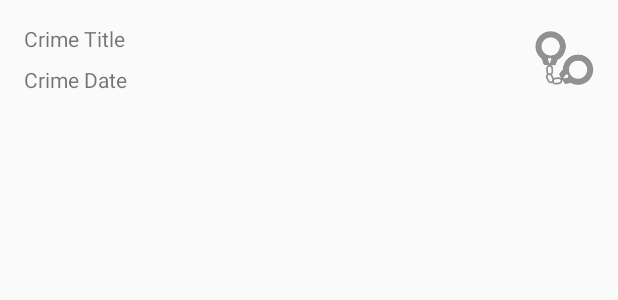
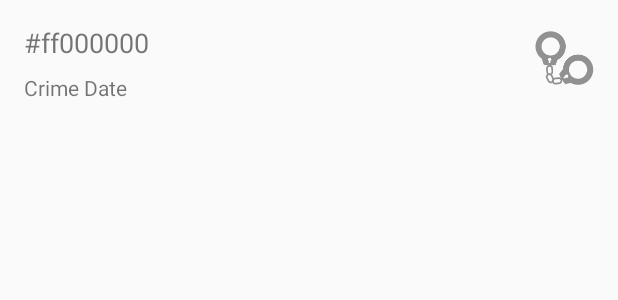
Before and after one commit to angrylobster/criminal-intent, an Android app: the layout list_item_crime.xml on its own in the app's theme, with its tools: preview values and no code run, on a phone screen of 412 x 824 dp. Shown: the top 300 px of the screen. Run offline under Robolectric (Android 15) with nearby library versions, the phone set to English and light mode, and no system bars.

```diff
--- a/app/src/main/res/layout/list_item_crime.xml
+++ b/app/src/main/res/layout/list_item_crime.xml
@@ -9,15 +9,17 @@
 
     <TextView
         android:id="@+id/crime_title"
+        android:layout_width="0dp"
         android:layout_height="wrap_content"
-        android:layout_width="0dp"
         android:layout_marginLeft="16dp"
         android:layout_marginRight="8dp"
         android:layout_marginTop="16dp"
         android:text="Crime Title"
+        android:textSize="18sp"
         app:layout_constraintLeft_toLeftOf="parent"
         app:layout_constraintRight_toLeftOf="@+id/crime_solved"
-        app:layout_constraintTop_toTopOf="parent" />
+        app:layout_constraintTop_toTopOf="parent"
+        tools:text="@android:color/black" />
 
     <TextView
         android:id="@+id/crime_date"
```
Also changed, not shown: app/src/main/java/com/example/shan/criminalintent/CrimeListFragment.java (+6 -1 lines).
